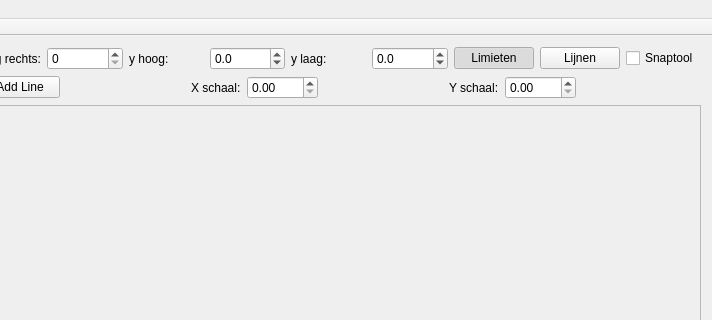
This is mainwindow.ui in chimpansiets/qgproscan as Qt 5 draws it before an edit; both pictures show x 229 to 941 and y 0 to 320 of the 941 by 554 pixel window. The edited form follows.
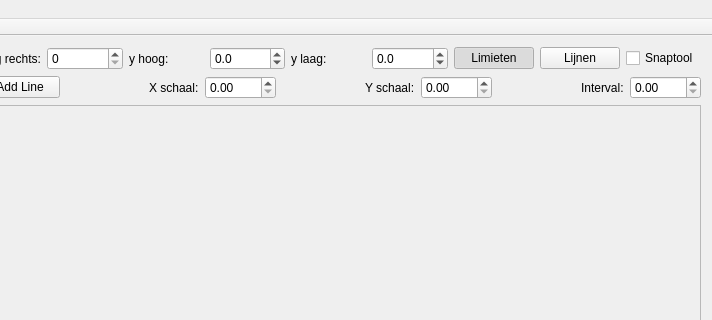
This is the edited form.

What changed in the file:
```diff
--- a/mainwindow.ui
+++ b/mainwindow.ui
@@ -273,6 +273,23 @@
           </property>
          </spacer>
         </item>
+        <item>
+         <widget class="QLabel" name="intervaLabel">
+          <property name="text">
+           <string>Interval:</string>
+          </property>
+         </widget>
+        </item>
+        <item>
+         <widget class="QDoubleSpinBox" name="intervalBox">
+          <property name="maximum">
+           <double>1000.000000000000000</double>
+          </property>
+          <property name="singleStep">
+           <double>10.000000000000000</double>
+          </property>
+         </widget>
+        </item>
        </layout>
       </item>
       <item>
```
Left out of the diff: 8 changed lines with no effect on the pictures.
